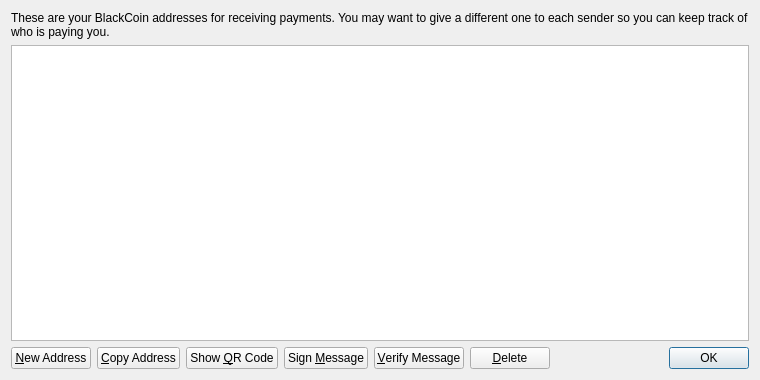
r1979/cacaocoin, file src/qt/forms/addressbookpage.ui: the form before one commit.
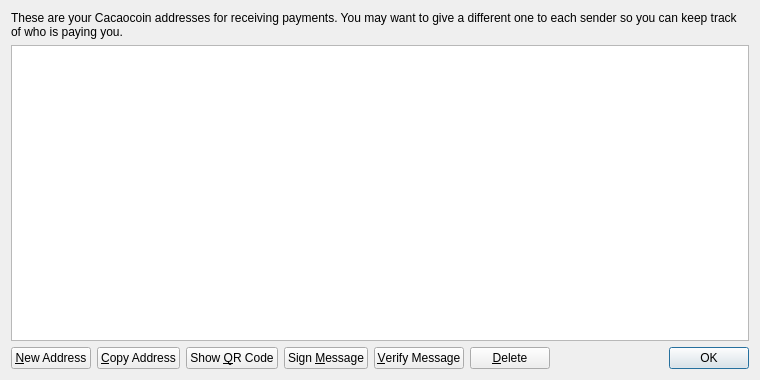
The form after the commit. Icons and pictures are not drawn.

Diff of the .ui file:
```diff
--- a/src/qt/forms/addressbookpage.ui
+++ b/src/qt/forms/addressbookpage.ui
@@ -17,7 +17,7 @@
    <item>
     <widget class="QLabel" name="labelExplanation">
      <property name="text">
-      <string>These are your BlackCoin addresses for receiving payments. You may want to give a different one to each sender so you can keep track of who is paying you.</string>
+      <string>These are your Cacaocoin addresses for receiving payments. You may want to give a different one to each sender so you can keep track of who is paying you.</string>
      </property>
      <property name="textFormat">
       <enum>Qt::PlainText</enum>
```
Left out of the diff: 4 changed lines with no effect on the pictures.
